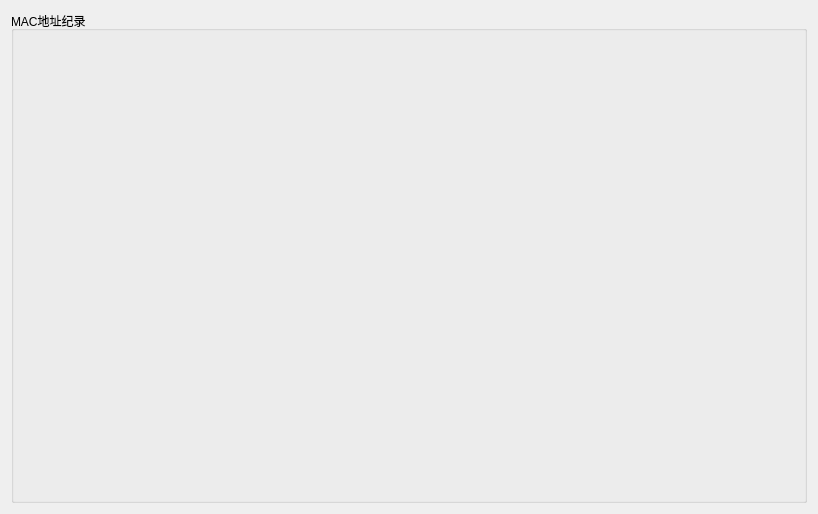
This is MacAddr/logs/logmainwid.ui in ChinaClever/PDU-MacAddr as Qt 5 draws it before an edit. The edited form follows.
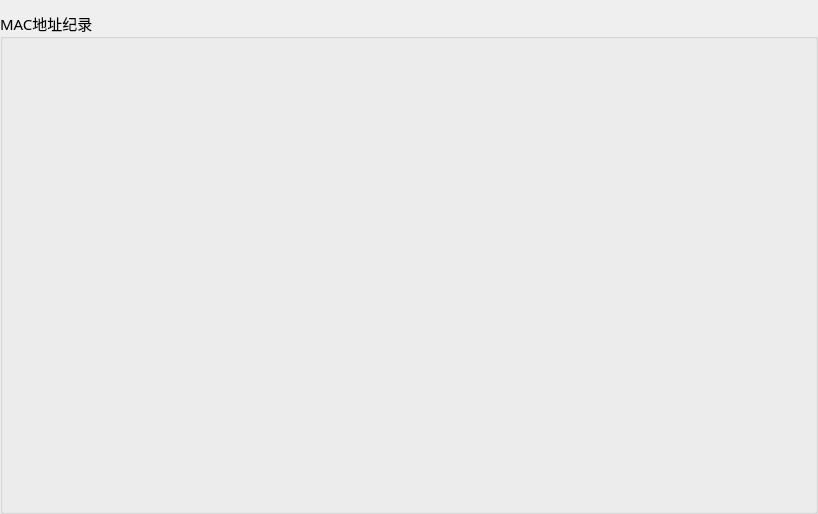
This is the edited form.

The edit to the form file:
```diff
--- a/MacAddr/logs/logmainwid.ui
+++ b/MacAddr/logs/logmainwid.ui
@@ -14,12 +14,45 @@
    <string>Form</string>
   </property>
   <layout class="QGridLayout" name="gridLayout">
+   <property name="leftMargin">
+    <number>0</number>
+   </property>
+   <property name="rightMargin">
+    <number>0</number>
+   </property>
+   <property name="bottomMargin">
+    <number>0</number>
+   </property>
+   <property name="horizontalSpacing">
+    <number>0</number>
+   </property>
    <item row="0" column="0">
     <widget class="QGroupBox" name="groupBox">
+     <property name="font">
+      <font>
+       <family>微软雅黑</family>
+       <pointsize>11</pointsize>
+      </font>
+     </property>
      <property name="title">
       <string>MAC地址纪录</string>
      </property>
      <layout class="QGridLayout" name="gridLayout_2">
+      <property name="leftMargin">
+       <number>0</number>
+      </property>
+      <property name="topMargin">
+       <number>0</number>
+      </property>
+      <property name="rightMargin">
+       <number>0</number>
+      </property>
+      <property name="bottomMargin">
+       <number>0</number>
+      </property>
+      <property name="spacing">
+       <number>0</number>
+      </property>
       <item row="0" column="0">
        <widget class="QStackedWidget" name="stackedWid"/>
       </item>
```
